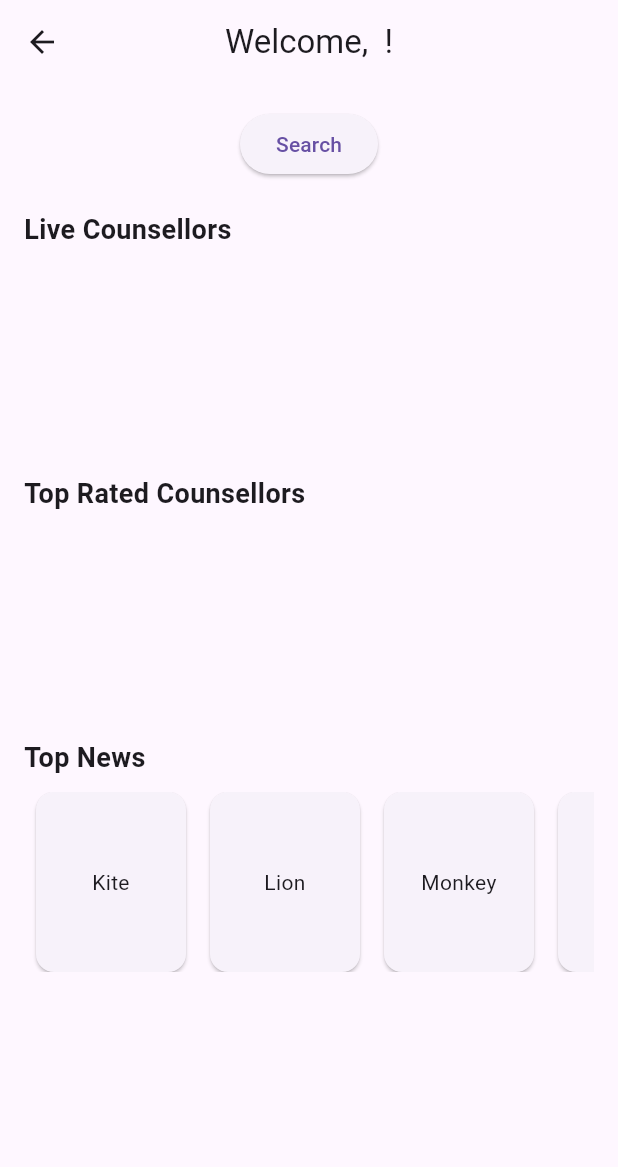
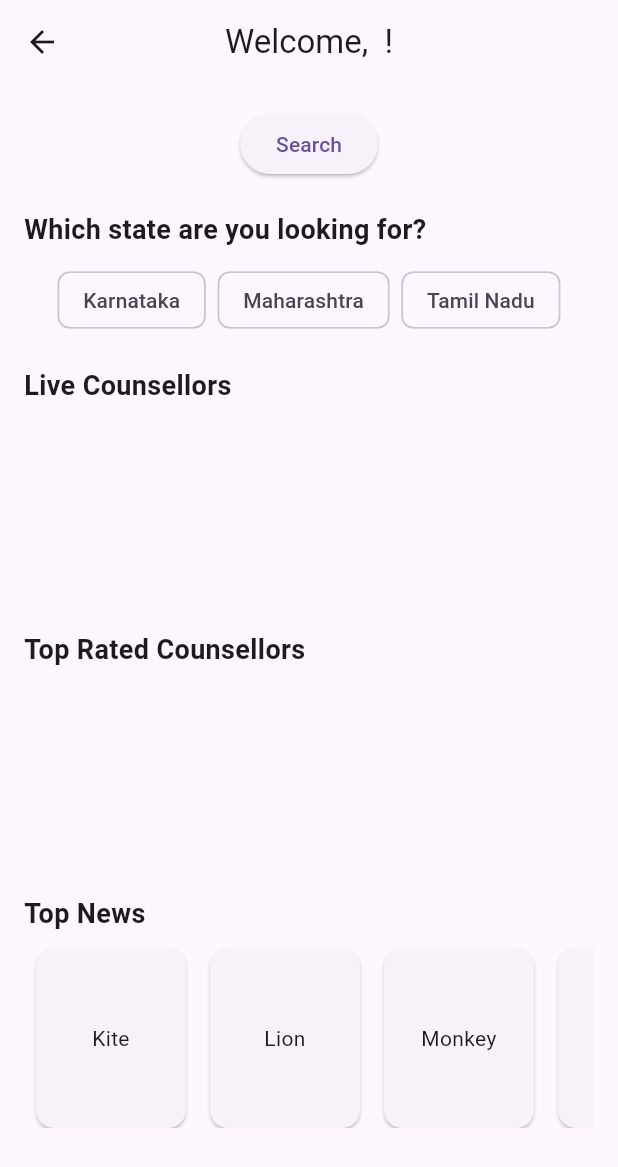
Before and after one commit to procounsellor/ProCounsellorAppFront, a Flutter app: the UserDashboard screen opened directly with empty values, on a phone screen of 412 x 824 dp. Shown: the top 1167 px of the screen. Run offline on Flutter 3.47's test engine with Material 3 defaults, Android fonts, the phone set to English and light mode, and no system bars; our stand-ins replace firebase_core, firebase_database, flutter_secure_storage, image_picker; accounts and stored records are empty; network calls fail.

Commit message:
added tags for states

```diff
--- a/my_app/lib/screens/dashboards/userDashboard/user_dashboard.dart
+++ b/my_app/lib/screens/dashboards/userDashboard/user_dashboard.dart
@@ -19,9 +19,15 @@
 class _UserDashboardState extends State<UserDashboard> {
   List<dynamic> _liveCounsellors = [];
   List<dynamic> _topRatedCounsellors = [];
+  Map<String, List<dynamic>> _stateCounsellors = {
+    'Karnataka': [],
+    'Maharashtra': [],
+    'Tamil Nadu': [],
+  };
+  List<String> _activeStates = [];
   final List<String> _topNews = ["Kite", "Lion", "Monkey", "Nest", "Owl"];
   bool isLoading = true;
-  String  userFullName = "";
+  String userFullName = "";
 
   @override
   void initState() {
@@ -29,6 +35,7 @@
     _fetchTopCounsellors();
     _listenToCounsellorStates();
     fetchUserFullName(widget.username);
+    _fetchCounsellorsByState();
   }
 
   Future<void> _fetchTopCounsellors() async {
@@ -77,13 +84,48 @@
       );
 
       if (response.statusCode == 200) {
-        userFullName = response.body;
+        setState(() {
+          userFullName = response.body;
+        });
       } else {
-        print('Error fetching counsellor full name: ${response.body}');
+        print('Error fetching user full name: ${response.body}');
       }
     } catch (e) {
       print('Error: $e');
     }
+  }
+
+  Future<void> _fetchCounsellorsByState() async {
+    final states = ['Karnataka', 'Maharashtra', 'Tamil Nadu'];
+
+    for (String state in states) {
+      try {
+        final response = await http.get(Uri.parse(
+            'http://localhost:8080/api/user/${widget.username}/counsellorsAccordingToInterestedCourse/${state.toLowerCase()}'));
+
+        if (response.statusCode == 200) {
+          final data = json.decode(response.body) as List<dynamic>;
+          setState(() {
+            _stateCounsellors[state] = data;
+          });
+        } else {
+          print(
+              'Failed to load counsellors for $state: ${response.statusCode}');
+        }
+      } catch (e) {
+        print('Error fetching counsellors for $state: $e');
+      }
+    }
+  }
+
+  void _toggleState(String state) {
+    setState(() {
+      if (_activeStates.contains(state)) {
+        _activeStates.remove(state);
+      } else {
+        _activeStates.add(state);
+      }
+    });
   }
 
   @override
@@ -115,10 +157,49 @@
               child: Text("Search"),
             ),
             SizedBox(height: 20),
+            // Heading for State Tags
+            Align(
+              alignment: Alignment.centerLeft,
+              child: Text(
+                "Which state are you looking for?",
+                style: TextStyle(fontSize: 18, fontWeight: FontWeight.bold),
+              ),
+            ),
+            SizedBox(height: 10),
+            // State Tags
+            Wrap(
+              spacing: 8.0,
+              children: _stateCounsellors.keys.map((state) {
+                final isActive = _activeStates.contains(state);
+                return FilterChip(
+                  label: Text(state),
+                  selected: isActive,
+                  onSelected: (_) => _toggleState(state),
+                );
+              }).toList(),
+            ),
+            SizedBox(height: 20),
             // Horizontal Lists
             Expanded(
               child: ListView(
                 children: [
+                  if (_activeStates.isNotEmpty)
+                    ..._activeStates.map((state) => Column(
+                          crossAxisAlignment: CrossAxisAlignment.start,
+                          children: [
+                            Text(
+                              "Top Counsellors in $state",
+                              style: TextStyle(
+                                  fontSize: 18, fontWeight: FontWeight.bold),
+                            ),
+                            SizedBox(height: 10),
+                            _buildHorizontalList(
+                              "",
+                              _stateCounsellors[state] ?? [],
+                            ),
+                            SizedBox(height: 20),
+                          ],
+                        )),
                   _buildHorizontalList("Live Counsellors", _liveCounsellors),
                   SizedBox(height: 20),
                   _buildHorizontalList(
@@ -139,11 +220,12 @@
     return Column(
       crossAxisAlignment: CrossAxisAlignment.start,
       children: [
-        Text(
-          title,
-          style: TextStyle(fontSize: 18, fontWeight: FontWeight.bold),
-        ),
-        SizedBox(height: 10),
+        if (title.isNotEmpty)
+          Text(
+            title,
+            style: TextStyle(fontSize: 18, fontWeight: FontWeight.bold),
+          ),
+        if (title.isNotEmpty) SizedBox(height: 10),
         SizedBox(
           height: 120, // Fixed height for the list
           child: ListView.builder(
```
Also changed, not shown: my_app/lib/services/auth_service.dart (+9 -1 lines).
